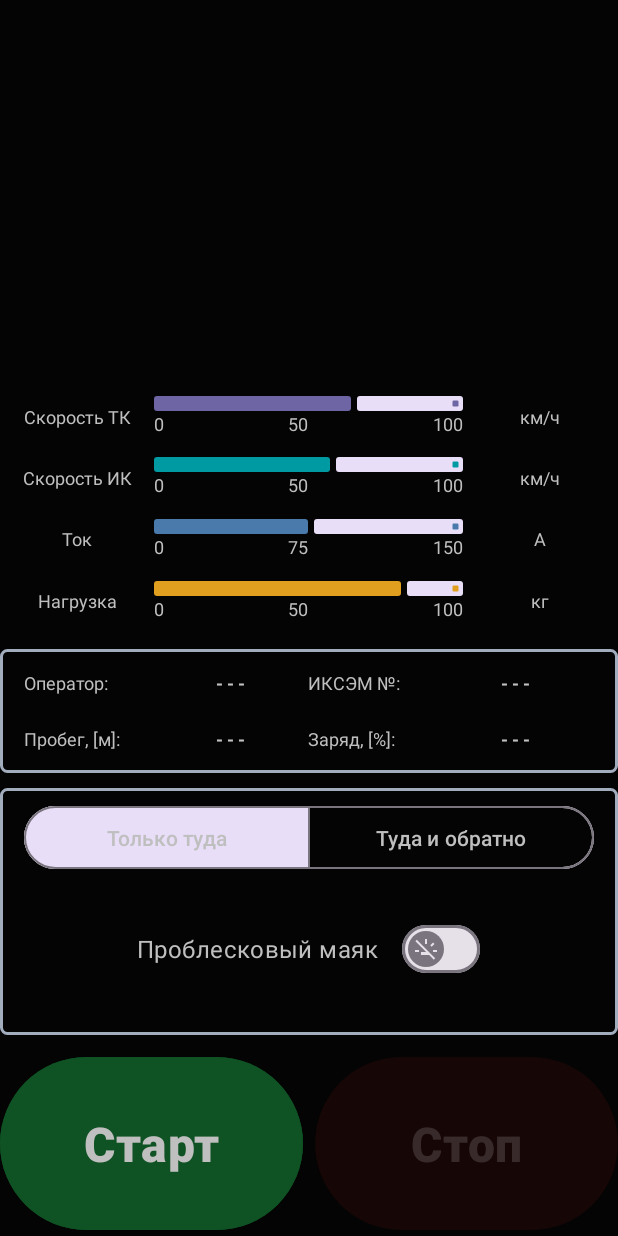
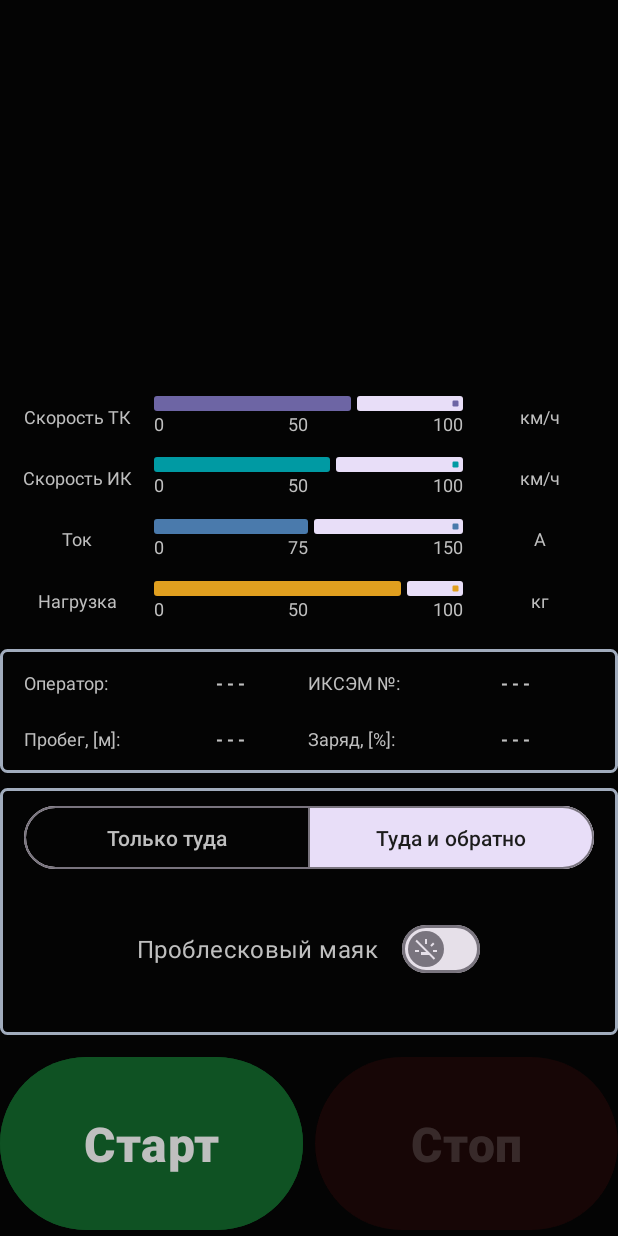
Before and after one commit to mkopichev/iksem_new, an Android app: the layout fragment_home.xml on its own in the app's theme, with its tools: preview values and no code run, on a phone screen of 412 x 824 dp. Run offline under Robolectric (Android 15) with nearby library versions, the phone set to English and light mode, and no system bars.

Commit message:
segmented buttons styled with code

```diff
--- a/iksem_software/app/src/main/java/com/iksem/MainActivity.java
+++ b/iksem_software/app/src/main/java/com/iksem/MainActivity.java
@@ -4,13 +4,11 @@ import static com.iksem.R.id.navigation_map;
 
 import android.annotation.SuppressLint;
 import android.os.Bundle;
-import android.view.View;
 
 import androidx.appcompat.app.AppCompatActivity;
 import androidx.viewpager2.widget.ViewPager2;
 
 import com.google.android.material.bottomnavigation.BottomNavigationView;
-import com.google.android.material.button.MaterialButton;
 import com.iksem.ui.ViewPagerAdapter;
 
 public class MainActivity extends AppCompatActivity {
--- a/iksem_software/app/src/main/res/layout/fragment_home.xml
+++ b/iksem_software/app/src/main/res/layout/fragment_home.xml
@@ -100,6 +100,7 @@
                         android:layout_weight="0.33"
                         android:gravity="center|end"
                         android:text="@string/home_indicators_area_100" />
+
                 </TableRow>
 
             </LinearLayout>
@@ -170,6 +171,7 @@
                         android:layout_weight="0.33"
                         android:gravity="center|end"
                         android:text="@string/home_indicators_area_100" />
+
                 </TableRow>
 
             </LinearLayout>
@@ -241,6 +243,7 @@
                         android:layout_weight="0.33"
                         android:gravity="center|end"
                         android:text="@string/home_indicators_area_150" />
+
                 </TableRow>
 
             </LinearLayout>
@@ -311,6 +314,7 @@
                         android:layout_weight="0.33"
                         android:text="@string/home_indicators_area_100"
                         android:textAlignment="textEnd" />
+
                 </TableRow>
 
             </LinearLayout>
@@ -448,7 +452,7 @@
         <com.google.android.material.button.MaterialButtonToggleGroup
             android:layout_width="match_parent"
             android:layout_height="wrap_content"
-            app:checkedButton="@id/home_one_way_protocol"
+            app:checkedButton="@id/home_both_ways_protocol"
             app:selectionRequired="true"
             app:singleSelection="true">
 
@@ -458,7 +462,8 @@
                 android:layout_width="0dp"
                 android:layout_height="wrap_content"
                 android:layout_weight="0.5"
-                android:text="@string/home_trip_type_one_way" />
+                android:text="@string/home_trip_type_one_way"
+                android:textColor="@color/background_text" />
 
             <com.google.android.material.button.MaterialButton
                 android:id="@+id/home_both_ways_protocol"
@@ -466,7 +471,8 @@
                 android:layout_width="0dp"
                 android:layout_height="wrap_content"
                 android:layout_weight="0.5"
-                android:text="@string/home_trip_type_both_ways" />
+                android:text="@string/home_trip_type_both_ways"
+                android:textColor="@color/background_over" />
 
         </com.google.android.material.button.MaterialButtonToggleGroup>
 
--- a/iksem_software/app/src/main/res/values/themes.xml
+++ b/iksem_software/app/src/main/res/values/themes.xml
@@ -80,8 +80,6 @@
     <style name="button_general_segmented" parent="Widget.Material3.Button.OutlinedButton">
         <item name="android:minHeight">50dp</item>
         <item name="android:gravity">center</item>
-        <item name="android:textColor">?android:attr/textColor</item>
-        <item name="iconTint">?android:attr/textColor</item>
         <item name="iconGravity">textStart</item>
         <item name="iconPadding">0dp</item>
         <item name="android:focusable">true</item>
```
Also changed, not shown: iksem_software/app/src/main/java/com/iksem/ui/home/HomeFragment.java (+22 -0 lines), iksem_software/app/src/main/java/com/iksem/ui/protocols/ProtocolsFragment.java (+43 -4 lines), iksem_software/app/src/main/java/com/iksem/ui/settings/SettingsFragment.java (+9 -0 lines), iksem_software/app/src/main/res/drawable/ic_protocol_map_view.xml (+9 -4 lines), iksem_software/app/src/main/res/layout/fragment_protocols.xml (+10 -30 lines).
